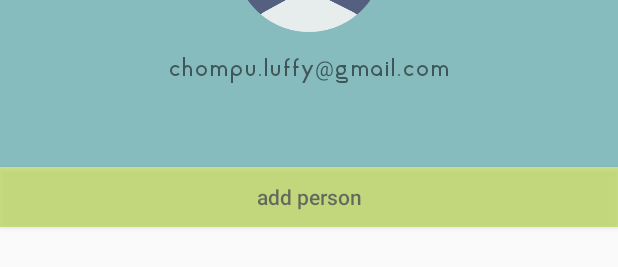
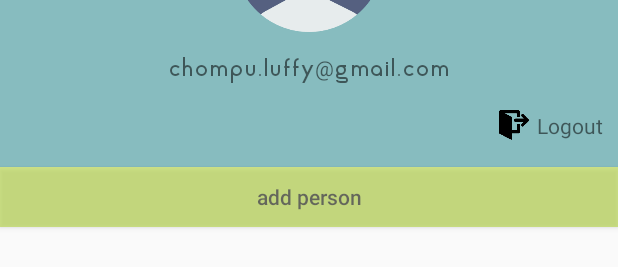
Before and after one commit to teema15135/Kourse, an Android app: the layout fragment_another_profile.xml on its own in the app's theme, with its tools: preview values and no code run, on a phone screen of 412 x 824 dp. Shown: the part 163-430 px from the top of the screen. Run offline under Robolectric (Android 15) with nearby library versions, the light colour scheme and no system bars.

Commit message:
Add logout button

```diff
--- a/app/src/main/res/layout/fragment_another_profile.xml
+++ b/app/src/main/res/layout/fragment_another_profile.xml
@@ -1,44 +1,68 @@
 <?xml version="1.0" encoding="utf-8"?>
 <LinearLayout xmlns:android="http://schemas.android.com/apk/res/android"
+    android:id="@+id/a_llayout"
     android:layout_width="match_parent"
     android:layout_height="match_parent"
-    android:id="@+id/a_llayout"
     android:orientation="vertical">
 
     <RelativeLayout
         android:layout_width="match_parent"
         android:layout_height="wrap_content">
+
         <View
             android:layout_width="match_parent"
             android:layout_height="220dp"
-            android:background="@color/blue_dark"/>
+            android:background="@color/blue_dark" />
 
         <LinearLayout
-            android:gravity="center_horizontal"
             android:layout_width="match_parent"
             android:layout_height="220dp"
+            android:gravity="center_horizontal"
             android:orientation="vertical">
 
             <de.hdodenhof.circleimageview.CircleImageView
                 android:id="@+id/a_profile_img"
-                android:layout_marginTop="30dp"
                 android:layout_width="100dp"
                 android:layout_height="100dp"
-                android:background="@drawable/user"/>
+                android:layout_marginTop="30dp"
+                android:background="@drawable/user" />
 
-            <LinearLayout
+            <TextView
+                android:id="@+id/a_profile_gmail"
                 android:layout_width="match_parent"
                 android:layout_height="wrap_content"
-                android:orientation="horizontal">
+                android:layout_marginTop="16dp"
+                android:fontFamily="@font/aqua"
+                android:gravity="center"
+                android:text="chompu.luffy@gmail.com" />
+
+            <RelativeLayout
+                android:layout_width="match_parent"
+                android:layout_height="match_parent">
+
+                <ImageView
+                    android:id="@+id/logoutImageButton"
+                    android:layout_width="20dp"
+                    android:layout_height="20dp"
+                    android:layout_centerVertical="true"
+                    android:layout_toLeftOf="@id/logoutTextView"
+                    android:layout_marginBottom="10dp"
+                    android:layout_marginRight="5dp"
+                    android:src="@drawable/logout"
+                    android:scaleType="fitCenter"
+                    />
+
                 <TextView
-                    android:layout_marginTop="16dp"
-                    android:fontFamily="@font/aqua"
-                    android:id="@+id/a_profile_gmail"
-                    android:layout_width="match_parent"
+                    android:id="@+id/logoutTextView"
+                    android:text="Logout"
+                    android:layout_width="wrap_content"
                     android:layout_height="wrap_content"
-                    android:gravity="center"
-                    android:text="chompu.luffy@gmail.com" />
-            </LinearLayout>
+                    android:layout_alignParentRight="true"
+                    android:layout_centerVertical="true"
+                    android:layout_marginRight="10dp"
+                    />
+
+            </RelativeLayout>
         </LinearLayout>
 
     </RelativeLayout>
@@ -48,19 +72,20 @@
         android:layout_width="match_parent"
         android:layout_height="40dp"
         android:layout_gravity="bottom|end"
+        android:alpha="0.6"
         android:background="@color/green_pastel"
-        android:alpha="0.6"
         android:text="@string/profile_add_person"
-        android:textAllCaps="false"/>
+        android:textAllCaps="false" />
 
     <ScrollView
         android:layout_width="match_parent"
         android:layout_height="match_parent">
+
         <LinearLayout
             android:id="@+id/userListLinearLayout"
             android:layout_width="match_parent"
             android:layout_height="wrap_content"
-            android:orientation="vertical"/>
+            android:orientation="vertical" />
     </ScrollView>
 
 </LinearLayout>
```
Also changed, not shown: app/src/main/java/com/coe/kourse/AnotherProfileFragment.java (+18 -1 lines), app/src/main/res/drawable-xhdpi/logout.png (added).
